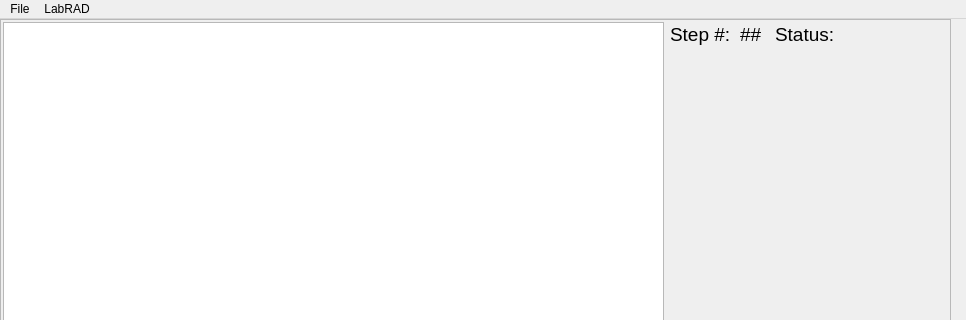
Before: the Qt Designer form Interfaces/Base_Process_Window.ui in afylab/Tip-Deposition, drawn with Qt 5; both pictures show x 0 to 966 and y 0 to 320 of the 966 by 678 pixel window.
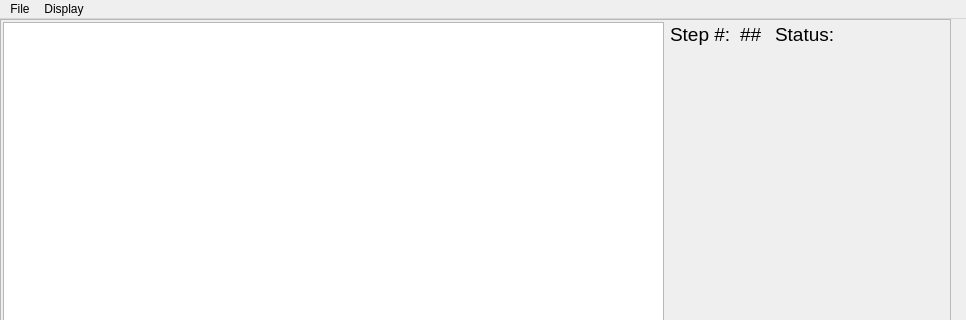
After: the same form once the commit is applied.

The edit to the form file:
```diff
--- a/Interfaces/Base_Process_Window.ui
+++ b/Interfaces/Base_Process_Window.ui
@@ -292,14 +292,14 @@
     <addaction name="abortAction"/>
     <addaction name="exitAction"/>
    </widget>
-   <widget class="QMenu" name="labRADMenu">
+   <widget class="QMenu" name="displayMenu">
     <property name="title">
-     <string>LabRAD</string>
+     <string>Display</string>
     </property>
     <addaction name="openServerAction"/>
    </widget>
    <addaction name="fileMenu"/>
-   <addaction name="labRADMenu"/>
+   <addaction name="displayMenu"/>
   </widget>
   <widget class="QStatusBar" name="statusBar"/>
   <action name="loadRecipeAction">
```
Left out of the diff: 6 changed lines with no effect on the pictures.
